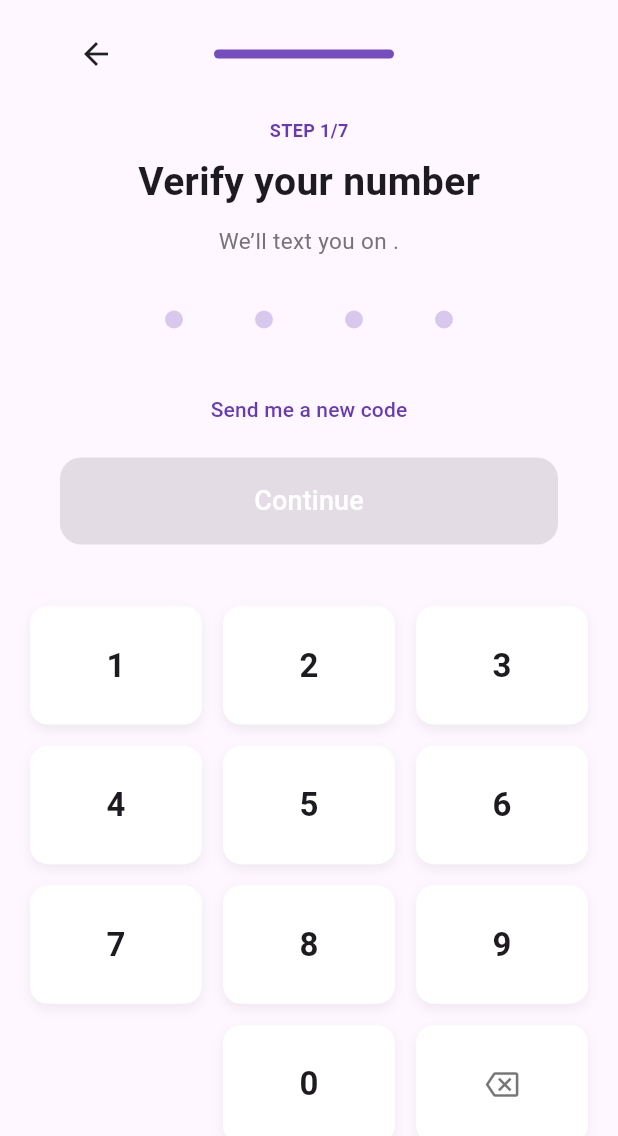
After one commit to falakdev/fityfy, a Flutter app: the VerifyNumberScreen screen opened by its route, on a phone screen of 412 x 824 dp. The commit adds this screen. Shown: the top 1136 px of the screen. Run offline on Flutter 3.47's test engine with Material 3 defaults, Android fonts, the phone set to English and light mode, and no system bars; our stand-ins replace country_code_picker; Roboto replaces fonts that are missing (Arial).

Commit message:
Added verify_number_screen UI in Flutter

```diff
--- a/lib/main.dart
+++ b/lib/main.dart
@@ -1,6 +1,7 @@
 import 'package:flutter/material.dart';
 import 'screens/welcome_screen.dart';
 import 'screens/phone_number_screen.dart'; // import the phone number screen
+import 'screens/verify_number_screen.dart';
 
 void main() {
   runApp(const MyApp());
@@ -22,6 +23,7 @@ class MyApp extends StatelessWidget {
       routes: {
         '/welcome': (context) => const WelcomeScreen(),
         '/phone': (context) => const PhoneNumberScreen(),
+        '/verify': (context) => const VerifyNumberScreen(phoneNumber: ""),
       },
     );
   }
--- a/lib/screens/phone_number_screen.dart
+++ b/lib/screens/phone_number_screen.dart
@@ -1,11 +1,13 @@
 import 'package:flutter/material.dart';
 import 'package:country_code_picker/country_code_picker.dart';
+import 'verify_number_screen.dart';
 
 class PhoneNumberScreen extends StatefulWidget {
   const PhoneNumberScreen({super.key});
 
   @override
-  _PhoneNumberScreenState createState() => _PhoneNumberScreenState();
+  @override
+  State<PhoneNumberScreen> createState() => _PhoneNumberScreenState();
 }
 
 class _PhoneNumberScreenState extends State<PhoneNumberScreen> {
@@ -20,7 +22,13 @@ class _PhoneNumberScreenState extends State<PhoneNumberScreen> {
         context,
       ).showSnackBar(SnackBar(content: Text("Verifying $fullNumber")));
 
-      // TODO: Add navigation to OTP screen or API call
+      // Navigate to the verify number (OTP) screen, passing the full number
+      Navigator.push(
+        context,
+        MaterialPageRoute(
+          builder: (context) => VerifyNumberScreen(phoneNumber: fullNumber),
+        ),
+      );
     }
   }
 
--- /dev/null
+++ b/lib/screens/verify_number_screen.dart
@@ -0,0 +1,270 @@
+import 'package:flutter/material.dart';
+
+class VerifyNumberScreen extends StatefulWidget {
+  final String phoneNumber; // Pass phone number dynamically
+
+  const VerifyNumberScreen({super.key, required this.phoneNumber});
+
+  @override
+  State<VerifyNumberScreen> createState() => _VerifyNumberScreenState();
+}
+
+class _VerifyNumberScreenState extends State<VerifyNumberScreen> {
+  List<String> otp = ["", "", "", ""]; // Store entered digits
+
+  void _onNumberTap(String number) {
+    setState(() {
+      for (int i = 0; i < otp.length; i++) {
+        if (otp[i].isEmpty) {
+          otp[i] = number;
+          break;
+        }
+      }
+    });
+  }
+
+  void _onBackspace() {
+    setState(() {
+      for (int i = otp.length - 1; i >= 0; i--) {
+        if (otp[i].isNotEmpty) {
+          otp[i] = "";
+          break;
+        }
+      }
+    });
+  }
+
+  @override
+  Widget build(BuildContext context) {
+    return Scaffold(
+      body: SafeArea(
+        child: Padding(
+          padding: const EdgeInsets.symmetric(horizontal: 20.0, vertical: 12),
+          child: LayoutBuilder(
+            builder: (context, constraints) {
+              final topHeight = constraints.maxHeight * 0.48;
+              return Column(
+                children: [
+                  // Top content scaled into fixed area
+                  SizedBox(
+                    height: topHeight,
+                    width: double.infinity,
+                    child: FittedBox(
+                      fit: BoxFit.scaleDown,
+                      alignment: Alignment.topCenter,
+                      child: SizedBox(
+                        width: constraints.maxWidth - 40, // account for padding
+                        child: Column(
+                          crossAxisAlignment: CrossAxisAlignment.center,
+                          mainAxisSize: MainAxisSize.min,
+                          children: [
+                            Row(
+                              children: [
+                                IconButton(
+                                  icon: const Icon(
+                                    Icons.arrow_back,
+                                    color: Colors.black87,
+                                  ),
+                                  onPressed: () => Navigator.pop(context),
+                                ),
+                                const Spacer(),
+                                Container(
+                                  width: 120,
+                                  height: 6,
+                                  decoration: BoxDecoration(
+                                    color: Colors.deepPurple.withAlpha(230),
+                                    borderRadius: BorderRadius.circular(10),
+                                  ),
+                                ),
+                                const Spacer(flex: 2),
+                              ],
+                            ),
+                            const SizedBox(height: 18),
+                            const Text(
+                              "STEP 1/7",
+                              style: TextStyle(
+                                fontSize: 12,
+                                fontWeight: FontWeight.w600,
+                                color: Colors.deepPurple,
+                              ),
+                            ),
+                            const SizedBox(height: 8),
+                            const Text(
+                              "Verify your number",
+                              style: TextStyle(
+                                fontSize: 26,
+                                fontWeight: FontWeight.bold,
+                              ),
+                            ),
+                            const SizedBox(height: 10),
+                            Text(
+                              "We’ll text you on ${widget.phoneNumber}.",
+                              style: TextStyle(
+                                color: Colors.grey[600],
+                                fontSize: 15,
+                              ),
+                              textAlign: TextAlign.center,
+                            ),
+                            const SizedBox(height: 18),
+                            Row(
+                              mainAxisAlignment: MainAxisAlignment.center,
+                              children: List.generate(otp.length, (i) {
+                                final digit = otp[i];
+                                return Padding(
+                                  padding: const EdgeInsets.symmetric(
+                                    horizontal: 12.0,
+                                  ),
+                                  child: SizedBox(
+                                    width: 36,
+                                    height: 48,
+                                    child: Center(
+                                      child: digit.isEmpty
+                                          ? Container(
+                                              width: 12,
+                                              height: 12,
+                                              decoration: BoxDecoration(
+                                                color: Colors.deepPurple
+                                                    .withAlpha(64),
+                                                shape: BoxShape.circle,
+                                              ),
+                                            )
+                                          : Text(
+                                              digit,
+                                              style: const TextStyle(
+                                                fontSize: 28,
+                                                fontWeight: FontWeight.bold,
+                                              ),
+                                            ),
+                                    ),
+                                  ),
+                                );
+                              }),
+                            ),
+                            const SizedBox(height: 12),
+                            TextButton(
+                              onPressed: () {},
+                              child: const Text(
+                                "Send me a new code",
+                                style: TextStyle(color: Colors.deepPurple),
+                              ),
+                            ),
+                            const SizedBox(height: 8),
+                            SizedBox(
+                              width: double.infinity,
+                              child: ElevatedButton(
+                                style: ElevatedButton.styleFrom(
+                                  backgroundColor: Colors.deepPurple,
+                                  padding: const EdgeInsets.symmetric(
+                                    vertical: 16,
+                                  ),
+                                  shape: RoundedRectangleBorder(
+                                    borderRadius: BorderRadius.circular(14),
+                                  ),
+                                  elevation: 4,
+                                ),
+                                onPressed: otp.every((d) => d.isNotEmpty)
+                                    ? () {}
+                                    : null,
+                                child: const Text(
+                                  "Continue",
+                                  style: TextStyle(
+                                    color: Colors.white,
+                                    fontSize: 18,
+                                  ),
+                                ),
+                              ),
+                            ),
+                          ],
+                        ),
+                      ),
+                    ),
+                  ),
+
+                  // Keypad fills remaining area
+                  Expanded(
+                    child: Padding(
+                      padding: const EdgeInsets.only(top: 8),
+                      child: GridView.builder(
+                        physics: const NeverScrollableScrollPhysics(),
+                        gridDelegate:
+                            const SliverGridDelegateWithFixedCrossAxisCount(
+                              crossAxisCount: 3,
+                              mainAxisSpacing: 14,
+                              crossAxisSpacing: 14,
+                              childAspectRatio: 1.45,
+                            ),
+                        itemCount: 12,
+                        itemBuilder: (context, index) {
+                          if (index < 9) {
+                            return _buildNumberButton((index + 1).toString());
+                          } else if (index == 9) {
+                            return const SizedBox.shrink();
+                          } else if (index == 10) {
+                            return _buildNumberButton("0");
+                          } else {
+                            return _buildBackspaceButton();
+                          }
+                        },
+                      ),
+                    ),
+                  ),
+                ],
+              );
+            },
+          ),
+        ),
+      ),
+    );
+  }
+
+  Widget _buildNumberButton(String number) {
+    return InkWell(
+      onTap: () => _onNumberTap(number),
+      child: Container(
+        decoration: BoxDecoration(
+          color: Colors.white,
+          borderRadius: BorderRadius.circular(12),
+          boxShadow: [
+            BoxShadow(
+              color: Colors.black.withAlpha(15),
+              blurRadius: 6,
+              offset: const Offset(0, 3),
+            ),
+          ],
+        ),
+        child: Center(
+          child: Text(
+            number,
+            style: const TextStyle(fontSize: 22, fontWeight: FontWeight.w600),
+          ),
+        ),
+      ),
+    );
+  }
+
+  Widget _buildBackspaceButton() {
+    return InkWell(
+      onTap: _onBackspace,
+      child: Container(
+        decoration: BoxDecoration(
+          color: Colors.white,
+          borderRadius: BorderRadius.circular(12),
+          boxShadow: [
+            BoxShadow(
+              color: Colors.black.withAlpha(15),
+              blurRadius: 6,
+              offset: const Offset(0, 3),
+            ),
+          ],
+        ),
+        child: const Center(
+          child: Icon(
+            Icons.backspace_outlined,
+            size: 22,
+            color: Colors.black54,
+          ),
+        ),
+      ),
+    );
+  }
+}
```
